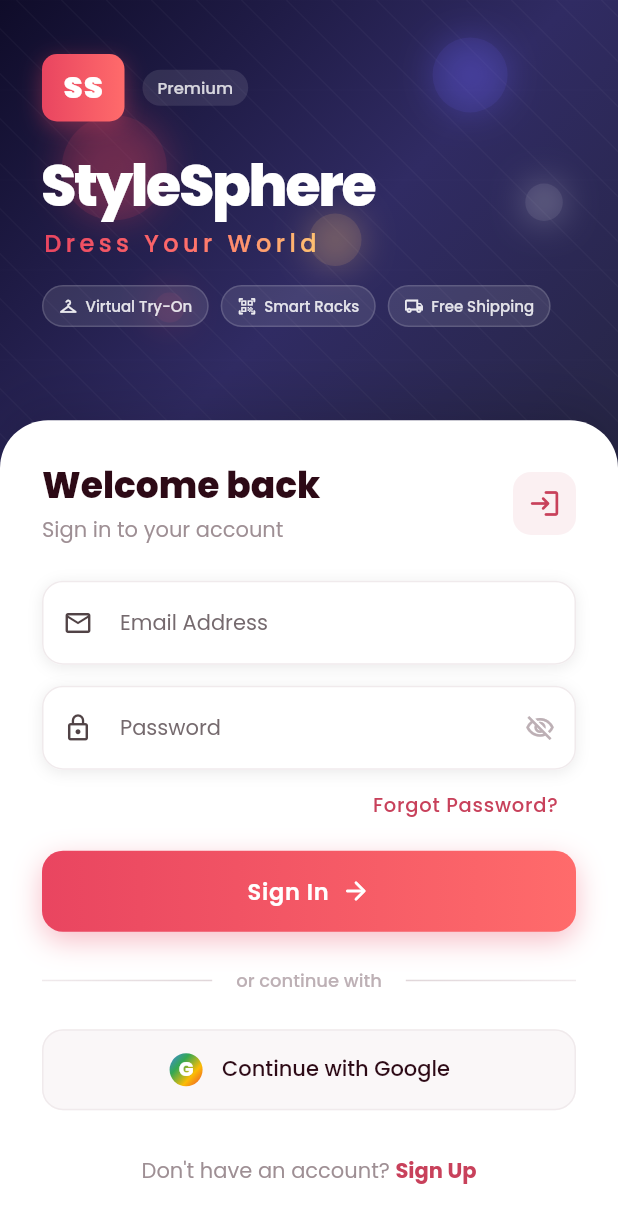
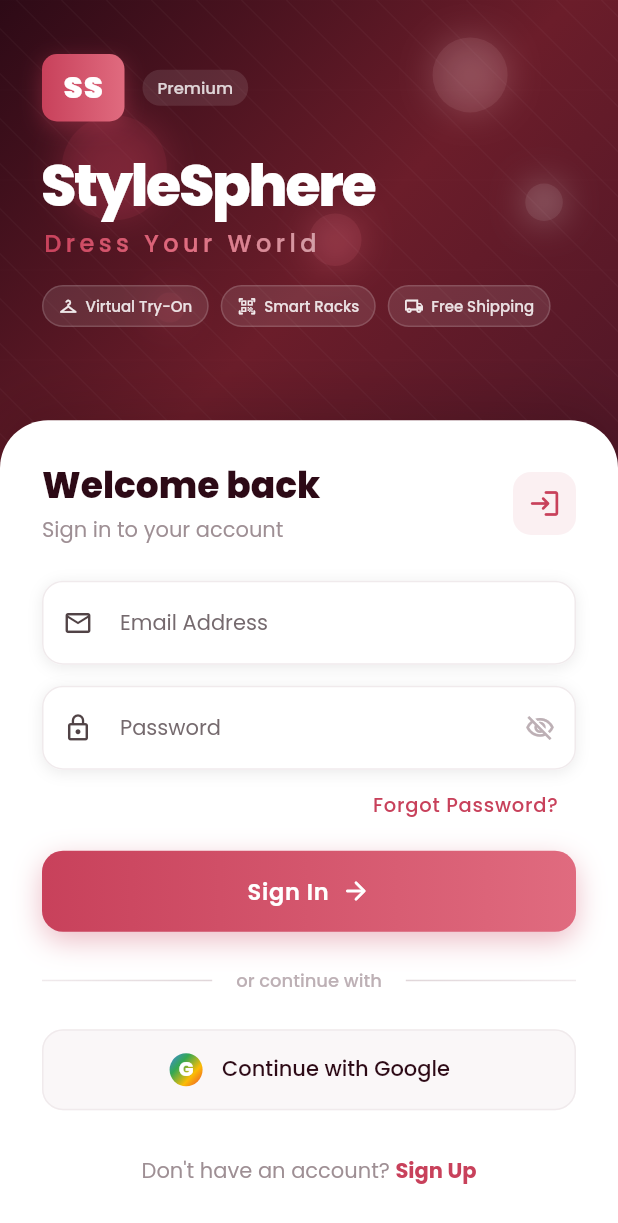
Before and after one commit to IsaraSE/smartcloset_app, a Flutter app: the LoginScreen screen opened by its route, on a phone screen of 412 x 824 dp. Shown: the top 1223 px of the screen. Run offline on Flutter 3.47's test engine with Material 3 defaults, Android fonts, the phone set to English and light mode, and no system bars; drawn by our look-alikes of flutter_animate; our stand-ins replace cached_network_image, flutter_riverpod, go_router, google_fonts, shimmer, smooth_page_indicator; network calls fail.

Commit message:
style: apply burgundy color scheme to auth and home screens
- Update Login screen hero gradient background
- Update Login and Register screen floating elements and feature pills to use deep reds
- Update Home screen custom brand logo background

```diff
--- a/lib/main.dart
+++ b/lib/main.dart
@@ -1423,7 +1423,7 @@
       // ── gradient hero background ──
       Container(width:double.infinity, height:h*.46, decoration:const BoxDecoration(
         gradient: LinearGradient(begin:Alignment.topLeft, end:Alignment.bottomRight,
-          colors:[Color(0xFF0f0c29), Color(0xFF302b63), Color(0xFF24243e)]),
+          colors:[Color(0xFF2D0A16), Color(0xFF6B1D2A), Color(0xFF4A1526)]),
       ), child:Stack(children:[
         // Diagonal lines pattern
         Positioned.fill(child:CustomPaint(painter:_DiagPainter())),
@@ -1434,9 +1434,9 @@
           Row(children:[
             Container(padding:const EdgeInsets.symmetric(horizontal:14,vertical:8),
               decoration:BoxDecoration(
-                gradient:const LinearGradient(colors:[Color(0xFFE94560), Color(0xFFFF6B6B)]),
+                gradient:const LinearGradient(colors:[Color(0xFFC8415B), Color(0xFFE06B7F)]),
                 borderRadius:BorderRadius.circular(10),
-                boxShadow:[BoxShadow(color:const Color(0xFFE94560).withOpacity(.4), blurRadius:12, offset:const Offset(0,4))],
+                boxShadow:[BoxShadow(color:const Color(0xFFC8415B).withOpacity(.4), blurRadius:12, offset:const Offset(0,4))],
               ),
               child:const Text('SS',style:TextStyle(color:C.white,fontSize:20,fontWeight:FontWeight.w900,letterSpacing:1)),
             ).animate().fadeIn(duration:500.ms).scale(begin:const Offset(.5,.5),end:const Offset(1,1),curve:Curves.elasticOut),
@@ -1451,7 +1451,7 @@
             .animate().fadeIn(delay:100.ms).slideX(begin:-.15,end:0,curve:Curves.easeOutCubic),
           const SizedBox(height:6),
           ShaderMask(
-            shaderCallback:(bounds) => const LinearGradient(colors:[Color(0xFFE94560), Color(0xFFFF6B6B), Color(0xFFFFC371)]).createShader(bounds),
+            shaderCallback:(bounds) => const LinearGradient(colors:[Color(0xFFC8415B), Color(0xFFE06B7F), Color(0xFFD4A0A8)]).createShader(bounds),
             child:Text('Dress Your World', style:GoogleFonts.poppins(fontSize:16,color:C.white,fontWeight:FontWeight.w500,letterSpacing:3)),
           ).animate().fadeIn(delay:250.ms).slideX(begin:-.15,end:0),
           const SizedBox(height:16),
@@ -1520,9 +1520,9 @@
           Container(
             width:double.infinity, height:54,
             decoration:BoxDecoration(
-              gradient:const LinearGradient(colors:[Color(0xFFE94560), Color(0xFFFF6B6B)]),
+              gradient:const LinearGradient(colors:[Color(0xFFC8415B), Color(0xFFE06B7F)]),
               borderRadius:BorderRadius.circular(14),
-              boxShadow:[BoxShadow(color:const Color(0xFFE94560).withOpacity(.35),blurRadius:16,offset:const Offset(0,6))],
+              boxShadow:[BoxShadow(color:const Color(0xFFC8415B).withOpacity(.35),blurRadius:16,offset:const Offset(0,6))],
             ),
             child:ElevatedButton(
               onPressed:_loading?null:_login,
@@ -1555,11 +1555,11 @@
 
   List<Widget> _buildFloatingCircles(double w, double h) {
     return [
-      _FloatingCircle(ctrl:_floatCtrl, left:w*0.1, top:h*0.08, size:70, color:const Color(0xFFE94560).withOpacity(.12), delay:0),
-      _FloatingCircle(ctrl:_floatCtrl, left:w*0.7, top:h*0.04, size:50, color:const Color(0xFF6C63FF).withOpacity(.10), delay:0.3),
-      _FloatingCircle(ctrl:_floatCtrl, left:w*0.5, top:h*0.18, size:35, color:const Color(0xFFFFC371).withOpacity(.12), delay:0.6),
+      _FloatingCircle(ctrl:_floatCtrl, left:w*0.1, top:h*0.08, size:70, color:const Color(0xFFC8415B).withOpacity(.12), delay:0),
+      _FloatingCircle(ctrl:_floatCtrl, left:w*0.7, top:h*0.04, size:50, color:const Color(0xFFD4A0A8).withOpacity(.12), delay:0.3),
+      _FloatingCircle(ctrl:_floatCtrl, left:w*0.5, top:h*0.18, size:35, color:const Color(0xFFE06B7F).withOpacity(.12), delay:0.6),
       _FloatingCircle(ctrl:_floatCtrl, left:w*0.85, top:h*0.15, size:25, color:Colors.white.withOpacity(.08), delay:0.2),
-      _FloatingCircle(ctrl:_floatCtrl, left:w*0.25, top:h*0.25, size:20, color:const Color(0xFFE94560).withOpacity(.08), delay:0.5),
+      _FloatingCircle(ctrl:_floatCtrl, left:w*0.25, top:h*0.25, size:20, color:const Color(0xFFC8415B).withOpacity(.08), delay:0.5),
     ];
   }
 }
@@ -1656,7 +1656,7 @@
     SliverToBoxAdapter(child:Padding(padding:const EdgeInsets.fromLTRB(28,0,28,40),child:Form(key:_fk,child:Column(crossAxisAlignment:CrossAxisAlignment.start,children:[
       Container(padding:const EdgeInsets.symmetric(horizontal:12,vertical:6),
         decoration:BoxDecoration(
-          gradient:const LinearGradient(colors:[Color(0xFFE94560), Color(0xFFFF6B6B)]),
+          gradient:const LinearGradient(colors:[Color(0xFFC8415B), Color(0xFFE06B7F)]),
           borderRadius:BorderRadius.circular(8)),
         child:const Text('StyleSphere',style:TextStyle(color:C.white,fontWeight:FontWeight.w700,fontSize:12,letterSpacing:1))),
       const SizedBox(height:16),
@@ -1747,7 +1747,7 @@
             Text(user?.name ?? 'Guest', style:GoogleFonts.poppins(fontSize:14,color:C.g500)),
           ])),
           Container(width:44,height:44,
-            decoration:BoxDecoration(gradient:const LinearGradient(colors:[Color(0xFFE94560),Color(0xFFFF6B6B)]),shape:BoxShape.circle),
+            decoration:BoxDecoration(gradient:const LinearGradient(colors:[Color(0xFFC8415B),Color(0xFFE06B7F)]),shape:BoxShape.circle),
             child:Center(child:Text(user?.name.isNotEmpty==true?user!.name[0].toUpperCase():'?',style:GoogleFonts.poppins(fontSize:18,fontWeight:FontWeight.w700,color:C.white)))),
         ])),
         // — Search bar —
```
